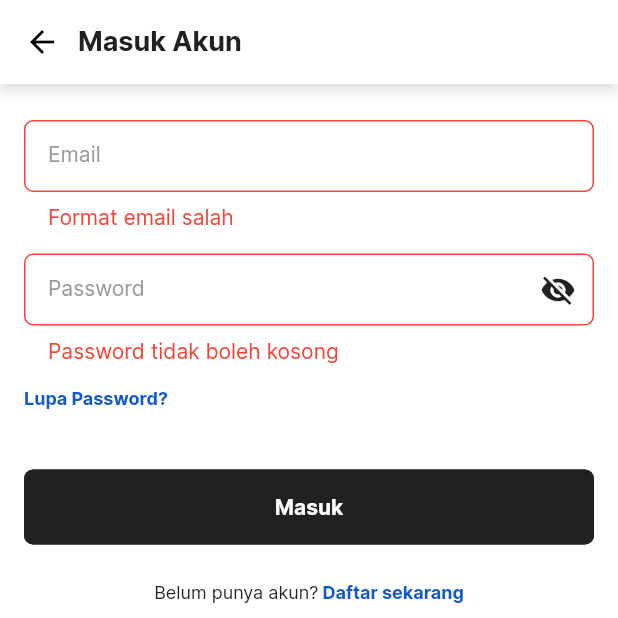
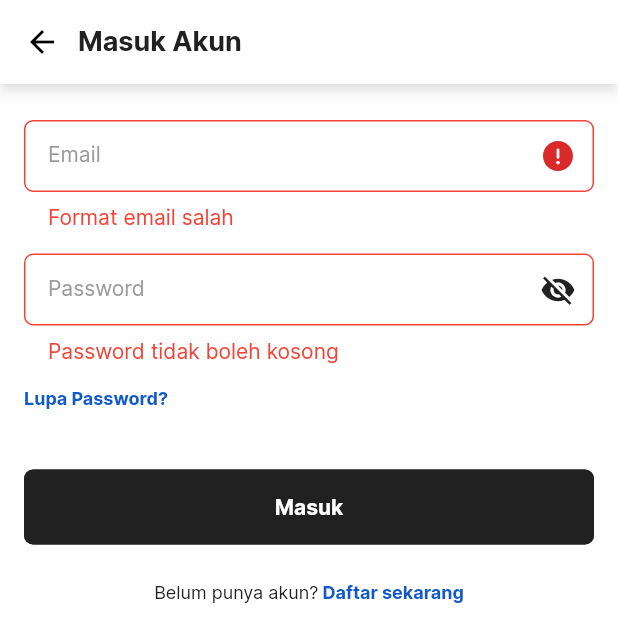
Before and after one commit to aditiaparatama/ColorboxApps, a Flutter app: the ProfileView screen opened by its route, after a tap on "Masuk", on a phone screen of 412 x 824 dp, the top half of it. Run offline on Flutter 3.47's test engine with Material 2 defaults, Android fonts, the phone set to English and light mode, and no system bars; our stand-ins replace cached_network_image, carousel_slider, dotted_line, double_back_to_close_app, flutter_html, flutter_svg and 8 more; accounts and stored records are empty; network calls fail; statements that could not run were skipped.

Commit message:
update view login

```diff
--- a/lib/app/modules/profile/controllers/profile_controller.dart
+++ b/lib/app/modules/profile/controllers/profile_controller.dart
@@ -59,13 +59,13 @@ class ProfileController extends GetxController {
     _loading.value = true;
     update();
     var result = await ProfileProvider().login(email!, password!);
-    CustomerToken token = CustomerToken.json(result["customerAccessToken"]);
 
     if (result['customerUserErrors'].length > 0) {
       _loading.value = false;
       update();
-      return "Email/ Password tidak valid";
+      return "Alamat email atau password salah";
     } else {
+      CustomerToken token = CustomerToken.json(result["customerAccessToken"]);
       setToken(token);
       var user = await ProfileProvider()
           .getUser(result["customerAccessToken"]['accessToken']);
@@ -111,7 +111,7 @@ class ProfileController extends GetxController {
           .format(DateFormat('dd/MM/yyyy').parse(tglLahir!.trim()));
       var variables = {
         "input": {
-          "email": email,
+          "email": email!.toLowerCase(),
           "firstName": firstN,
           "id": result['id'],
           "lastName": lastN,
@@ -207,14 +207,12 @@ class ProfileController extends GetxController {
     update();
     var x = _address!.firstName!.split(" ");
 
+    _address!.firstName = x[0];
+    _address!.lastName = (x.length > 1) ? x[1] : "";
+
     if (x.length > 2) {
       _address!.firstName = x[0] + " " + x[1];
       _address!.lastName = x[2];
-    }
-
-    if (x.length > 1) {
-      _address!.firstName = x[0];
-      _address!.lastName = x[1];
     }
 
     _token = await localStorageData.getTokenUser;
--- a/lib/app/modules/profile/views/profile_view.dart
+++ b/lib/app/modules/profile/views/profile_view.dart
@@ -6,6 +6,7 @@ import 'package:colorbox/app/widgets/custom_text.dart';
 import 'package:colorbox/app/widgets/custom_text_form_field.dart';
 import 'package:colorbox/constance.dart';
 import 'package:flutter/material.dart';
+import 'package:flutter_svg/svg.dart';
 import 'package:get/get.dart';
 import '../controllers/profile_controller.dart';
 
@@ -17,6 +18,8 @@ class ProfileView extends GetView<ProfileController> {
   final TextEditingController emailController = TextEditingController();
   final TextEditingController passwordController = TextEditingController();
   FocusNode emailFocus = FocusNode();
+  bool showAlert = false;
+
   ProfileView(this.globalKey, {Key? key}) : super(key: key);
   @override
   Widget build(BuildContext context) {
@@ -60,7 +63,8 @@ class ProfileView extends GetView<ProfileController> {
                                             onSave: (value) {
                                               controller.email = value;
                                             },
-                                          onChange: (_) => controller.update(),
+                                            onChange: (_) =>
+                                                controller.update(),
                                             validator: (value) {
                                               if (RegExp(
                                                       r'^(([^<>()[\]\\.,;:\s@\"]+(\.[^<>()[\]\\.,;:\s@\"]+)*)|(\".+\"))@((\[[0-9]{1,3}\.[0-9]{1,3}\.[0-9]{1,3}\.[0-9]{1,3}\])|(([a-zA-Z\-0-9]+\.)+[a-zA-Z]{2,}))$')
@@ -71,7 +75,15 @@ class ProfileView extends GetView<ProfileController> {
                                                   .requestFocus(emailFocus);
                                               return "Format email salah";
                                             },
-                                        ),
+                                            suffixIcon: Padding(
+                                              padding:
+                                                  const EdgeInsets.all(14.0),
+                                              child: showAlert
+                                                  ? SvgPicture.asset(
+                                                      "assets/icon/circle-exclamation-solid.svg",
+                                                    )
+                                                  : null,
+                                            )),
                                         const SizedBox(
                                           height: 16,
                                         ),
@@ -152,11 +164,34 @@ class ProfileView extends GetView<ProfileController> {
                                                     Get.back();
                                                   }
                                                 } else {
-                                                  Get.snackbar(
-                                                      "Warning", result,
+                                                  Get.snackbar("", result,
+                                                      titleText: Row(
+                                                        children: [
+                                                          SvgPicture.asset(
+                                                            "assets/icon/Exclamation-Circle.svg",
+                                                            color: Colors.white,
+                                                          ),
+                                                          const SizedBox(
+                                                              width: 4),
+                                                          const CustomText(
+                                                            text:
+                                                                "Terjadi Kesalahan",
+                                                            color: Colors.white,
+                                                            fontWeight:
+                                                                FontWeight.bold,
+                                                            fontSize: 16,
+                                                          ),
+                                                        ],
+                                                      ),
+                                                      backgroundColor:
+                                                          colorTextBlack,
+                                                      colorText: Colors.white,
                                                       snackPosition:
                                                           SnackPosition.BOTTOM);
                                                 }
+                                              } else {
+                                                showAlert = true;
+                                                controller.update();
                                               }
                                             },
                                             text: "Masuk",
--- a/lib/app/widgets/custom_search_formtext.dart
+++ b/lib/app/widgets/custom_search_formtext.dart
@@ -30,6 +30,8 @@ class CustomSearchTextForm extends StatelessWidget {
   @override
   Widget build(BuildContext context) {
     return TextFormField(
+      autocorrect: false,
+      enableSuggestions: false,
       cursorColor: colorTextBlack,
       keyboardType: textInputType,
       onSaved: onSaved,
```
Lines whose indentation alone changed are shown as unchanged.
